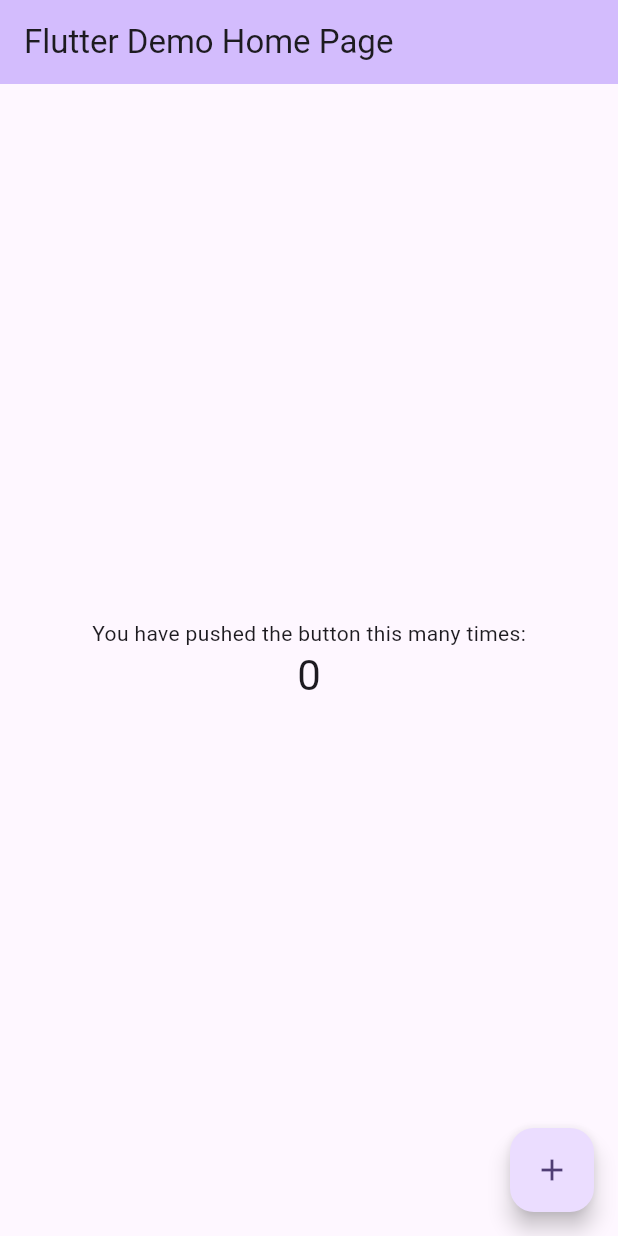
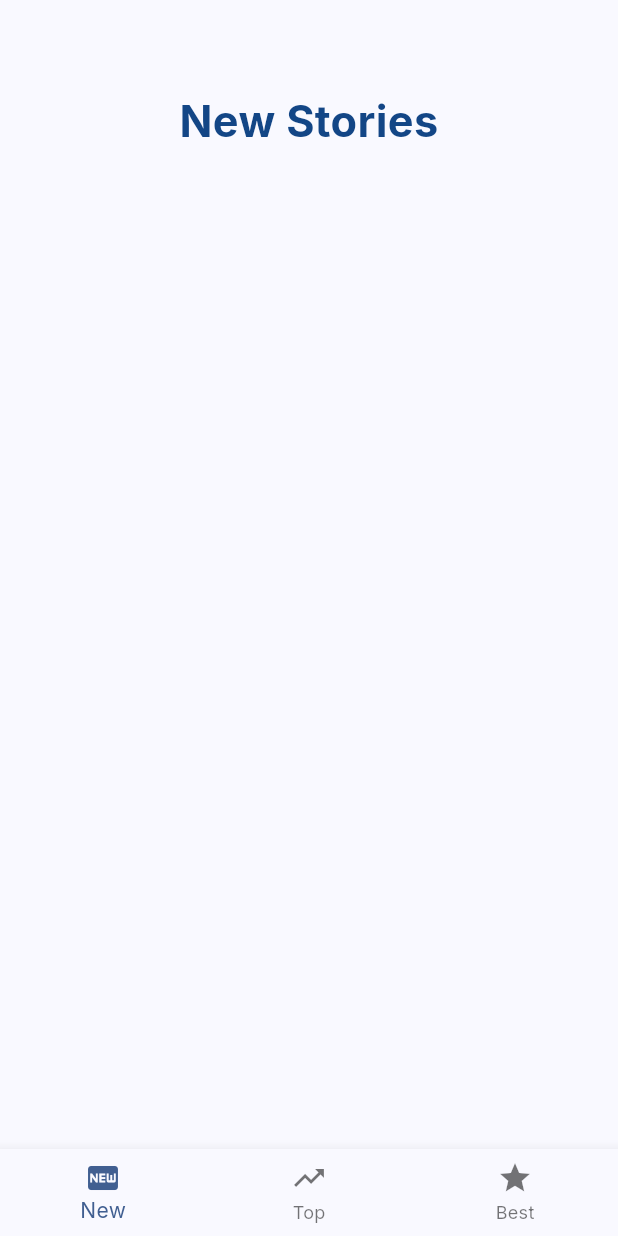
Before and after one commit to shadabtanjeed/IT-Tasks, a Flutter app: the screen it shows after launch, on a phone screen of 412 x 824 dp. Run offline on Flutter 3.47's test engine with Material 3 defaults, Android fonts, the phone set to English and light mode, and no system bars; our stand-ins replace flutter_riverpod, go_router, google_fonts, sembast, sembast_web.

Commit message:
task 3 added navbar

```diff
--- a/4_news_app/lib/main.dart
+++ b/4_news_app/lib/main.dart
@@ -1,4 +1,6 @@
 import 'package:flutter/material.dart';
+import 'package:google_fonts/google_fonts.dart';
+import 'router.dart';
 
 void main() {
   runApp(const MyApp());
@@ -9,59 +11,14 @@ class MyApp extends StatelessWidget {
 
   @override
   Widget build(BuildContext context) {
-    return MaterialApp(
-      title: 'Flutter Demo',
+    return MaterialApp.router(
+      title: 'Notes',
       theme: ThemeData(
-        colorScheme: ColorScheme.fromSeed(seedColor: Colors.deepPurple),
+        colorScheme: ColorScheme.fromSeed(seedColor: const Color(0xFF134686)),
+        textTheme: GoogleFonts.interTextTheme(),
+        primaryTextTheme: GoogleFonts.interTextTheme(),
       ),
-      home: const MyHomePage(title: 'Flutter Demo Home Page'),
+      routerConfig: appRouter,
     );
   }
 }
-
-class MyHomePage extends StatefulWidget {
-  const MyHomePage({super.key, required this.title});
-
-  final String title;
-
-  @override
-  State<MyHomePage> createState() => _MyHomePageState();
-}
-
-class _MyHomePageState extends State<MyHomePage> {
-  int _counter = 0;
-
-  void _incrementCounter() {
-    setState(() {
-      _counter++;
-    });
-  }
-
-  @override
-  Widget build(BuildContext context) {
-    return Scaffold(
-      appBar: AppBar(
-        backgroundColor: Theme.of(context).colorScheme.inversePrimary,
-
-        title: Text(widget.title),
-      ),
-      body: Center(
-        child: Column(
-          mainAxisAlignment: MainAxisAlignment.center,
-          children: <Widget>[
-            const Text('You have pushed the button this many times:'),
-            Text(
-              '$_counter',
-              style: Theme.of(context).textTheme.headlineMedium,
-            ),
-          ],
-        ),
-      ),
-      floatingActionButton: FloatingActionButton(
-        onPressed: _incrementCounter,
-        tooltip: 'Increment',
-        child: const Icon(Icons.add),
-      ), // This trailing comma makes auto-formatting nicer for build methods.
-    );
-  }
-}
--- /dev/null
+++ b/4_news_app/lib/navbar.dart
@@ -0,0 +1,39 @@
+import 'package:flutter/material.dart';
+import 'package:go_router/go_router.dart';
+
+class Navbar extends StatelessWidget {
+  final Widget child;
+  final String location;
+  const Navbar({super.key, required this.child, required this.location});
+
+  int _locationToIndex(String location) {
+    if (location.startsWith('/top-stories')) return 1;
+    if (location.startsWith('/best-stories')) return 2;
+    return 0;
+  }
+
+  void _onTap(BuildContext context, int index) {
+    const routes = ['/', '/top-stories', '/best-stories'];
+    final destination = routes[index];
+    if (location != destination) {
+      context.go(destination);
+    }
+  }
+
+  @override
+  Widget build(BuildContext context) {
+    final currentIndex = _locationToIndex(location);
+    return Scaffold(
+      body: child,
+      bottomNavigationBar: BottomNavigationBar(
+        currentIndex: currentIndex,
+        onTap: (i) => _onTap(context, i),
+        items: const [
+          BottomNavigationBarItem(icon: Icon(Icons.fiber_new), label: 'New'),
+          BottomNavigationBarItem(icon: Icon(Icons.trending_up), label: 'Top'),
+          BottomNavigationBarItem(icon: Icon(Icons.star), label: 'Best'),
+        ],
+      ),
+    );
+  }
+}
--- /dev/null
+++ b/4_news_app/lib/new_stories.dart
@@ -0,0 +1,39 @@
+import 'package:flutter/material.dart';
+
+class NewStoriesPage extends StatelessWidget {
+  const NewStoriesPage({super.key});
+
+  @override
+  Widget build(BuildContext context) {
+    return Scaffold(
+      body: Center(
+        child: Column(
+          mainAxisAlignment: MainAxisAlignment.start,
+          children: <Widget>[
+            Container(
+              width: double.infinity,
+              padding: const EdgeInsets.only(top: 60),
+              child: Stack(
+                alignment: Alignment.center,
+                children: [
+                  Center(
+                    child: Text(
+                      'New Stories',
+                      style: TextStyle(
+                        fontSize: MediaQuery.of(context).size.width * 0.07,
+                        fontWeight: FontWeight.bold,
+                        color: Color(0xFF134686),
+                      ),
+                      textAlign: TextAlign.center,
+                    ),
+                  ),
+                ],
+              ),
+            ),
+            const SizedBox(height: 50),
+          ],
+        ),
+      ),
+    );
+  }
+}
--- /dev/null
+++ b/4_news_app/lib/router.dart
@@ -0,0 +1,36 @@
+// ...existing code...
+import 'package:flutter/material.dart';
+import 'package:go_router/go_router.dart';
+import 'new_stories.dart';
+import 'top_stories.dart';
+import 'best_stories.dart';
+import 'navbar.dart';
+
+final GoRouter appRouter = GoRouter(
+  routes: <RouteBase>[
+    ShellRoute(
+      builder: (BuildContext context, GoRouterState state, Widget child) =>
+          Navbar(child: child, location: state.uri.toString()),
+      routes: <GoRoute>[
+        GoRoute(
+          path: '/',
+          name: 'new',
+          builder: (BuildContext context, GoRouterState state) =>
+              const NewStoriesPage(),
+        ),
+        GoRoute(
+          path: '/top-stories',
+          name: 'top',
+          builder: (BuildContext context, GoRouterState state) =>
+              const TopStoriesPage(),
+        ),
+        GoRoute(
+          path: '/best-stories',
+          name: 'best',
+          builder: (BuildContext context, GoRouterState state) =>
+              const BestStories(),
+        ),
+      ],
+    ),
+  ],
+);
--- a/4_news_app/pubspec.yaml
+++ b/4_news_app/pubspec.yaml
@@ -38,6 +38,7 @@ dependencies:
   http: ^1.5.0
   go_router: ^16.2.4
   flutter_riverpod: ^3.0.1
+  google_fonts: ^6.3.2
 
 dev_dependencies:
   flutter_test:
```
Also changed, not shown: 4_news_app/lib/best_stories.dart (added, +39 -0 lines), 4_news_app/lib/top_stories.dart (added, +39 -0 lines), 4_news_app/pubspec.lock, 1 other file.
